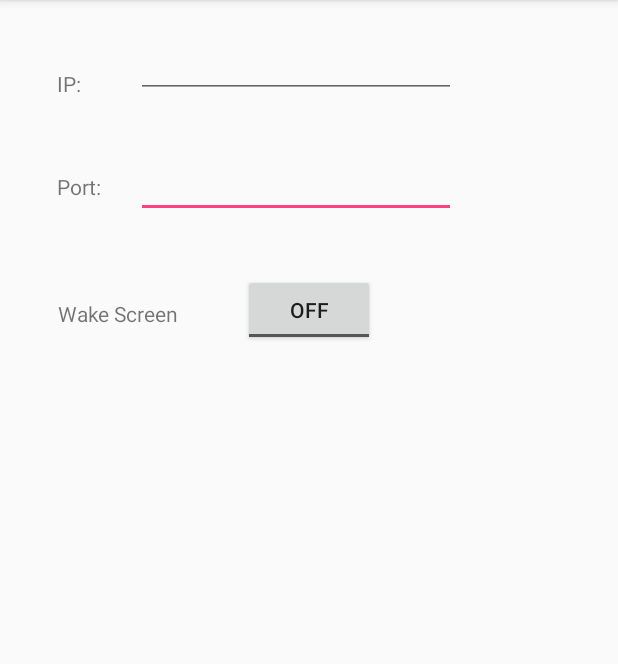
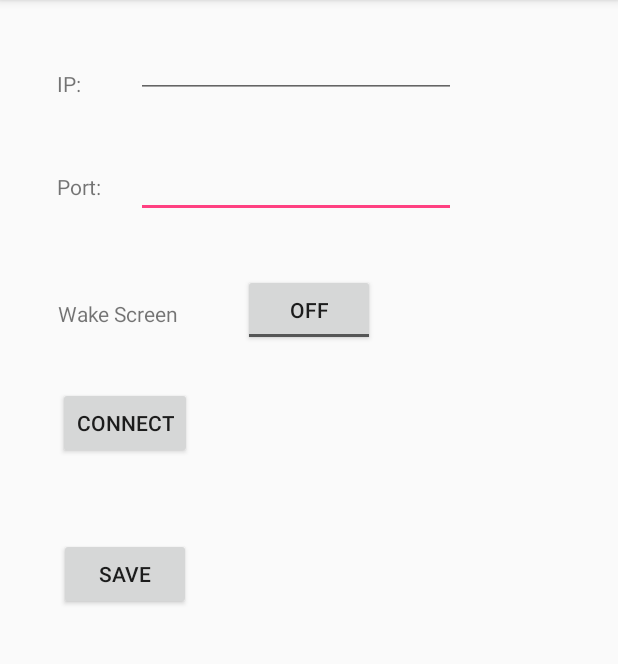
Before and after one commit to BoasvanVoorst/AndroidAppRoomMapper, an Android app: the Settings screen opened directly, with no data from a screen before it, on a phone screen of 412 x 824 dp, the part 84-748 px from its top. Run offline under Robolectric (Android 15) with nearby library versions, the light colour scheme and no system bars.

Commit message:
changed layout settings, there is not a function connected to the layout
Boas van Voorst

```diff
--- a/app/src/main/res/layout/activity_settings.xml
+++ b/app/src/main/res/layout/activity_settings.xml
@@ -110,4 +110,34 @@
         app:layout_constraintHorizontal_bias="0.079"
         app:layout_constraintVertical_bias="0.052" />
 
+    <Button
+        android:id="@+id/Connect_button"
+        android:layout_width="wrap_content"
+        android:layout_height="wrap_content"
+        android:layout_marginBottom="8dp"
+        android:layout_marginEnd="8dp"
+        android:layout_marginStart="8dp"
+        android:layout_marginTop="8dp"
+        android:text="@string/Connect"
+        app:layout_constraintBottom_toBottomOf="parent"
+        app:layout_constraintEnd_toEndOf="parent"
+        app:layout_constraintHorizontal_bias="0.1"
+        app:layout_constraintStart_toStartOf="parent"
+        app:layout_constraintTop_toTopOf="parent"
+        app:layout_constraintVertical_bias="0.355" />
+
+    <Button
+        android:id="@+id/Save_button"
+        android:layout_width="wrap_content"
+        android:layout_height="wrap_content"
+        android:layout_marginBottom="8dp"
+        android:layout_marginTop="8dp"
+        android:text="@string/save"
+        app:layout_constraintBottom_toBottomOf="parent"
+        app:layout_constraintHorizontal_bias="0.121"
+        app:layout_constraintLeft_toLeftOf="parent"
+        app:layout_constraintRight_toRightOf="parent"
+        app:layout_constraintTop_toTopOf="parent"
+        app:layout_constraintVertical_bias="0.498" />
+
 </android.support.constraint.ConstraintLayout>
--- a/app/src/main/res/values/strings.xml
+++ b/app/src/main/res/values/strings.xml
@@ -14,4 +14,6 @@
     <string name="Start">Start</string>
     <string name="Stop">Stop</string>
     <string name="room">Room Name</string>
+    <string name="Connect">Connect</string>
+    <string name="save">Save</string>
 </resources>
```
